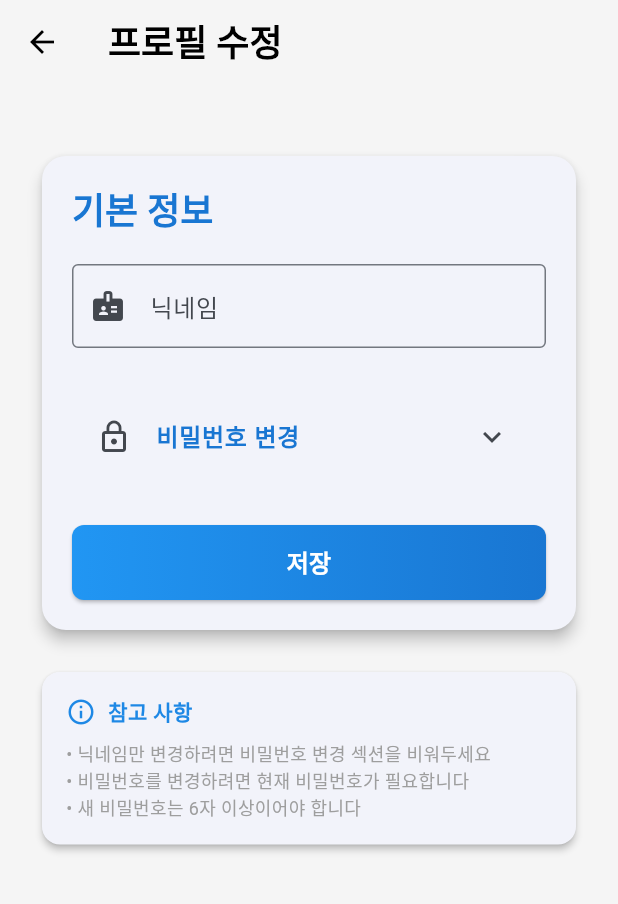
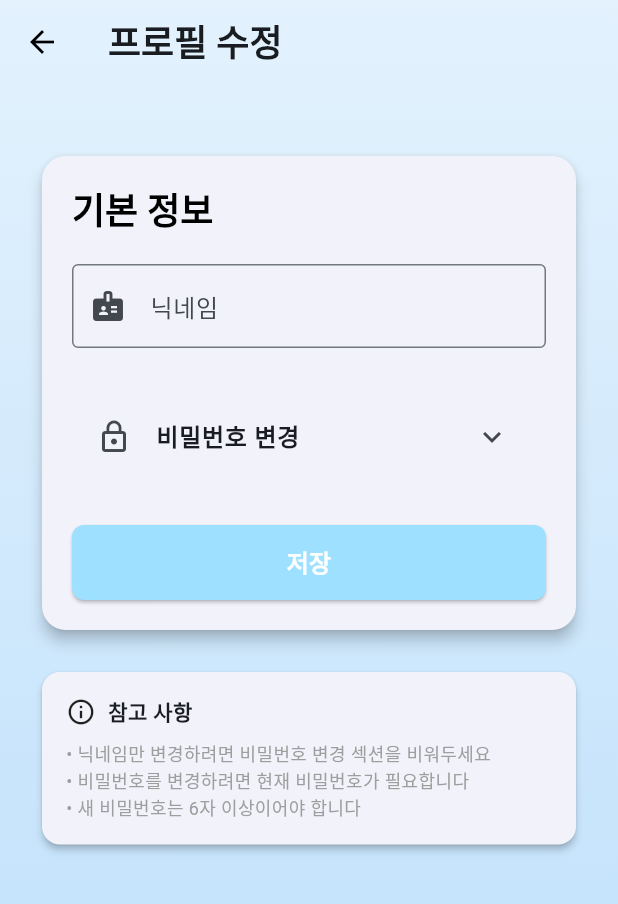
Before and after one commit to Splleat/Recap-Today, a Flutter app: the UserProfileEditScreen screen opened directly, on a phone screen of 412 x 824 dp. Shown: the top 904 px of the screen. Run offline on Flutter 3.47's test engine with Material 3 defaults, Android fonts, the phone set to English and light mode, and no system bars; our stand-ins replace dio, fl_chart, freezed_annotation, geocoding, geolocator, image_picker and 7 more; missing offline and left inert: flutter_background_service, health, installed_apps, kakao_map_plugin; accounts and stored records are empty; Roboto replaces fonts that are missing (Pretendard); statements that could not run were skipped.

Commit message:
디자인 조정, 스케줄 알림 설정 삭제, 요약 탭에서 감정 설정 삭제, 체크리스트 설명 추가

```diff
--- a/lib/screens/settings_screen.dart
+++ b/lib/screens/settings_screen.dart
@@ -28,6 +28,7 @@ class _SettingsScreenState extends State<SettingsScreen> {
 
     return Scaffold(
       extendBodyBehindAppBar: true,
+      extendBody: true,
       appBar: AppBar(
         backgroundColor: Colors.transparent,
         leading: IconButton(
@@ -45,6 +46,7 @@ class _SettingsScreenState extends State<SettingsScreen> {
       ),
       body: Container(
         decoration: commonTabDecoration(context),
+        constraints: const BoxConstraints.expand(),
         child: SafeArea(
           child: Padding(
             padding: const EdgeInsets.all(16.0),
--- a/lib/screens/user_profile_edit_screen.dart
+++ b/lib/screens/user_profile_edit_screen.dart
@@ -2,6 +2,7 @@ import 'package:flutter/material.dart';
 import 'package:provider/provider.dart';
 import 'package:recap_today/provider/user_profile_provider.dart';
 import 'package:recap_today/provider/login_provider.dart';
+import 'package:recap_today/widget/background.dart';
 
 class UserProfileEditScreen extends StatefulWidget {
   const UserProfileEditScreen({super.key});
@@ -60,15 +61,19 @@ class _UserProfileEditScreenState extends State<UserProfileEditScreen> {
         });
 
         return Scaffold(
-          backgroundColor: const Color(0xFFF5F5F5),
+          extendBodyBehindAppBar: true,
+          extendBody: true,
           resizeToAvoidBottomInset: true,
           appBar: AppBar(
-            title: const Text('프로필 수정', style: TextStyle(color: Colors.black)),
+            title: const Text('프로필 수정'),
             backgroundColor: Colors.transparent,
             elevation: 0,
             iconTheme: const IconThemeData(color: Colors.black),
           ),
-          body: SafeArea(
+          body: Container(
+            decoration: commonTabDecoration(context),
+            constraints: const BoxConstraints.expand(),
+            child: SafeArea(
               child: SingleChildScrollView(
                 child: Padding(
                   padding: const EdgeInsets.all(24.0),
@@ -95,7 +100,6 @@ class _UserProfileEditScreenState extends State<UserProfileEditScreen> {
                                     context,
                                   ).textTheme.titleLarge?.copyWith(
                                     fontWeight: FontWeight.bold,
-                                  color: Colors.blue.shade700,
                                   ),
                                 ),
                                 const SizedBox(height: 20),
@@ -127,7 +131,6 @@ class _UserProfileEditScreenState extends State<UserProfileEditScreen> {
                                     '비밀번호 변경',
                                     style: TextStyle(
                                       fontWeight: FontWeight.bold,
-                                    color: Colors.blue.shade700,
                                     ),
                                   ),
                                   initiallyExpanded: _isPasswordExpanded,
@@ -199,8 +202,7 @@ class _UserProfileEditScreenState extends State<UserProfileEditScreen> {
                                   width: double.infinity,
                                   height: 50,
                                   child: ElevatedButton(
-                                  onPressed:
-                                      isLoading
+                                    onPressed: isLoading
                                         ? null
                                         : () async {
                                             if (_formKey.currentState!
@@ -210,39 +212,17 @@ class _UserProfileEditScreenState extends State<UserProfileEditScreen> {
                                             }
                                           },
                                     style: ElevatedButton.styleFrom(
-                                    backgroundColor: Colors.transparent,
-                                    foregroundColor: Colors.white,
                                       shape: RoundedRectangleBorder(
                                         borderRadius: BorderRadius.circular(8),
                                       ),
-                                    padding: EdgeInsets.zero,
                                     ),
-                                  child: Ink(
-                                    decoration: BoxDecoration(
-                                      gradient: const LinearGradient(
-                                        colors: [
-                                          Color(0xFF2196F3),
-                                          Color(0xFF1976D2),
-                                        ],
-                                        begin: Alignment.centerLeft,
-                                        end: Alignment.centerRight,
-                                      ),
-                                      borderRadius: BorderRadius.circular(8),
-                                    ),
-                                    child: Container(
-                                      alignment: Alignment.center,
-                                      child:
-                                          isLoading
-                                              ? const CircularProgressIndicator(
-                                                color: Colors.white,
-                                              )
+                                    child: isLoading
+                                        ? const CircularProgressIndicator()
                                         : const Text(
                                             '저장',
                                             style: TextStyle(
                                               fontSize: 16,
                                               fontWeight: FontWeight.bold,
-                                                ),
-                                              ),
                                             ),
                                           ),
                                   ),
@@ -268,7 +248,6 @@ class _UserProfileEditScreenState extends State<UserProfileEditScreen> {
                                 children: [
                                   Icon(
                                     Icons.info_outline,
-                                  color: Colors.blue.shade600,
                                     size: 20,
                                   ),
                                   const SizedBox(width: 8),
@@ -276,7 +255,6 @@ class _UserProfileEditScreenState extends State<UserProfileEditScreen> {
                                     '참고 사항',
                                     style: TextStyle(
                                       fontWeight: FontWeight.bold,
-                                    color: Colors.blue.shade600,
                                     ),
                                   ),
                                 ],
@@ -300,6 +278,7 @@ class _UserProfileEditScreenState extends State<UserProfileEditScreen> {
                 ),
               ),
             ),
+          ),
         );
       },
     );
--- a/lib/settings/setting_card.dart
+++ b/lib/settings/setting_card.dart
@@ -11,7 +11,7 @@ class SettingsCard extends StatelessWidget {
       margin: const EdgeInsets.symmetric(vertical: 8),
       padding: const EdgeInsets.symmetric(vertical: 4),
       decoration: BoxDecoration(
-        color: Theme.of(context).colorScheme.surface,
+        color: Theme.of(context).colorScheme.surface.withOpacity(0.8),
         borderRadius: BorderRadius.circular(12),
       ),
       child: Column(
--- a/lib/theme/darkTheme.dart
+++ b/lib/theme/darkTheme.dart
@@ -25,4 +25,10 @@ final ThemeData darkTheme = ThemeData(
       fontWeight: FontWeight.w300,
     ),
   ),
+  elevatedButtonTheme: ElevatedButtonThemeData(
+    style: ElevatedButton.styleFrom(
+      backgroundColor: Colors.blueGrey, // 버튼 배경색
+      foregroundColor: Colors.white, // 버튼 텍스트 색상
+    ),
+  ),
 );
--- a/lib/theme/lightTheme.dart
+++ b/lib/theme/lightTheme.dart
@@ -25,4 +25,10 @@ final ThemeData lightTheme = ThemeData(
       fontWeight: FontWeight.w300,
     ),
   ),
+  elevatedButtonTheme: ElevatedButtonThemeData(
+    style: ElevatedButton.styleFrom(
+      backgroundColor: const Color.fromARGB(255, 158, 224, 255), // 버튼 배경색
+      foregroundColor: Colors.white, // 버튼 텍스트 색상
+    ),
+  ),
 );
```
Also changed, not shown: lib/screens/home_screen.dart (+9 -15 lines), lib/service/current_location.dart (+11 -1 lines), lib/widget/planner/checklist_add.dart (+15 -6 lines), lib/widget/planner/schedule_add.dart (+60 -60 lines), lib/widget/summary/emotion_summary_graph.dart (+13 -13 lines). Lines whose indentation alone changed are shown as unchanged.
